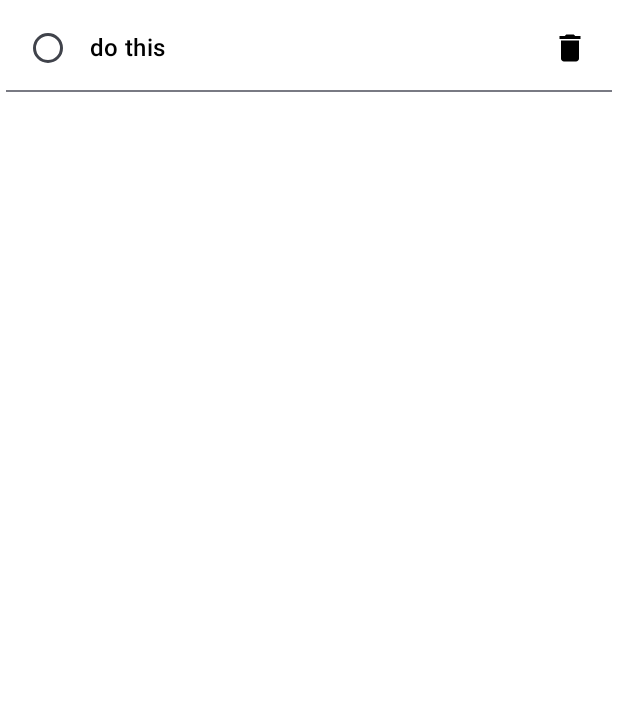
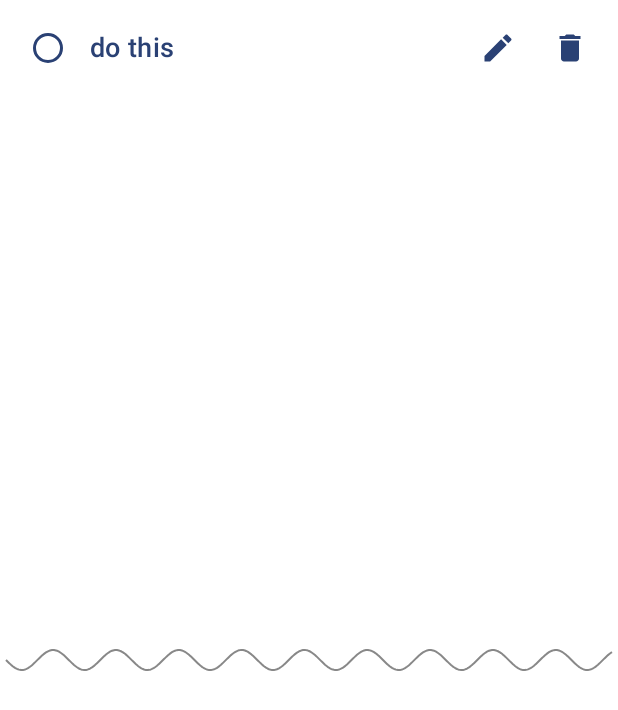
Before and after one commit to MinusMallard/MemoLog, an Android app built with Jetpack Compose: the @Preview function EntryCardPreview, on a phone screen of 412 x 824 dp. Shown: the top 710 px of the screen. Run offline under Robolectric (Android 15) with nearby library versions, the phone set to English and light mode, and no system bars; our stand-ins replace Room's generated code; 1 statement that could not run was skipped.

Commit message:
added multiple improvements

```diff
--- a/app/src/main/java/com/example/letsdo/ui/screen/HomeScreen.kt
+++ b/app/src/main/java/com/example/letsdo/ui/screen/HomeScreen.kt
@@ -1,35 +1,40 @@
 package com.example.letsdo.ui.screen
 
 
+import androidx.activity.compose.BackHandler
 import androidx.compose.animation.AnimatedVisibility
+import androidx.compose.foundation.background
 import androidx.compose.foundation.clickable
-import androidx.compose.foundation.gestures.scrollable
+import androidx.compose.foundation.interaction.MutableInteractionSource
 import androidx.compose.foundation.layout.Box
 import androidx.compose.foundation.layout.Column
 import androidx.compose.foundation.layout.ExperimentalLayoutApi
 import androidx.compose.foundation.layout.Row
 import androidx.compose.foundation.layout.Spacer
-import androidx.compose.foundation.layout.consumeWindowInsets
-import androidx.compose.foundation.layout.consumedWindowInsets
 import androidx.compose.foundation.layout.fillMaxSize
 import androidx.compose.foundation.layout.fillMaxWidth
-import androidx.compose.foundation.layout.height
 import androidx.compose.foundation.layout.padding
 import androidx.compose.foundation.lazy.LazyColumn
 import androidx.compose.foundation.lazy.items
-import androidx.compose.foundation.lazy.rememberLazyListState
 import androidx.compose.foundation.shape.RoundedCornerShape
 import androidx.compose.material.icons.Icons
 import androidx.compose.material.icons.filled.Add
+import androidx.compose.material.icons.filled.Create
+import androidx.compose.material.icons.filled.DateRange
 import androidx.compose.material.icons.filled.Delete
-import androidx.compose.material.icons.rounded.Search
-import androidx.compose.material3.Divider
+import androidx.compose.material.icons.filled.Edit
+import androidx.compose.material.icons.outlined.Create
+import androidx.compose.material.icons.outlined.DateRange
+import androidx.compose.material3.CircularProgressIndicator
 import androidx.compose.material3.ExperimentalMaterial3Api
 import androidx.compose.material3.FloatingActionButton
 import androidx.compose.material3.Icon
 import androidx.compose.material3.IconButton
 import androidx.compose.material3.MaterialTheme
 import androidx.compose.material3.MediumTopAppBar
+import androidx.compose.material3.NavigationBar
+import androidx.compose.material3.NavigationBarItem
+import androidx.compose.material3.NavigationBarItemDefaults
 import androidx.compose.material3.RadioButton
 import androidx.compose.material3.Scaffold
 import androidx.compose.material3.Text
@@ -57,53 +62,84 @@ import androidx.compose.ui.tooling.preview.Preview
 import androidx.compose.ui.unit.dp
 import androidx.compose.ui.unit.sp
 import androidx.lifecycle.viewmodel.compose.viewModel
+import androidx.navigation.NavController
+import androidx.navigation.compose.rememberNavController
 import com.example.letsdo.R
 import com.example.letsdo.data.Entry
 import com.example.letsdo.ui.AppViewModelProvider
+import com.example.letsdo.ui.navigation.BottomNavigationItem
 import com.example.letsdo.ui.navigation.NavDestination
 import com.example.letsdo.ui.theme.LetsDoTheme
-import com.example.letsdo.ui.viewmodel.HomeUiState
 import com.example.letsdo.ui.viewmodel.HomeViewModel
 import kotlinx.coroutines.launch
+import androidx.compose.material3.IconButtonDefaults
+import androidx.compose.material3.RadioButtonDefaults
+import androidx.compose.runtime.LaunchedEffect
+import androidx.compose.runtime.mutableIntStateOf
+import androidx.compose.runtime.remember
+import androidx.compose.ui.draw.drawWithCache
+import androidx.compose.ui.graphics.Color
+import androidx.compose.ui.graphics.Path
+import androidx.compose.ui.graphics.drawscope.Stroke
+import androidx.navigation.NavHostController
+import kotlinx.coroutines.delay
 
 
 object HomeDestination: NavDestination {
     override val route: String = "home"
 }
 
+val items = listOf(
+    BottomNavigationItem(
+        title = "Tasks",
+        selectedIcon = Icons.Filled.DateRange,
+        unselectedIcon = Icons.Outlined.DateRange,
+        route = HomeDestination.route
+    ),
+    BottomNavigationItem(
+        title = "Notes",
+        selectedIcon = Icons.Filled.Create,
+        unselectedIcon = Icons.Outlined.Create,
+        route = NoteDestination.route
+    )
+)
+
+
 
 @OptIn(ExperimentalMaterial3Api::class, ExperimentalLayoutApi::class)
 @Composable
 fun HomeScreen(
-    navigateToUpdateEntry: (Int) -> Unit,
     navigateToEnterEntry: () -> Unit,
-    modifier: Modifier = Modifier,
-    viewModel: HomeViewModel = viewModel(factory = AppViewModelProvider.Factory)
+    viewModel: HomeViewModel = viewModel(factory = AppViewModelProvider.Factory),
+    navController: NavController,
+    selectedItemIndex: Int = 0
 ) {
+
+    BackHandler(
+        onBack = {
+
+            navController.popBackStack()
+        }
+    )
     val coroutineScope = rememberCoroutineScope()
     val homeUiState by viewModel.homeUiState.collectAsState()
     val scrollBehavior = TopAppBarDefaults.enterAlwaysScrollBehavior(rememberTopAppBarState())
+
     Scaffold(
-
+        modifier = Modifier.nestedScroll(scrollBehavior.nestedScrollConnection),
         topBar = {
             MediumTopAppBar(
                 colors = TopAppBarDefaults.topAppBarColors(
-                    containerColor = MaterialTheme.colorScheme.primaryContainer,
+                    containerColor = MaterialTheme.colorScheme.background,
                     titleContentColor = MaterialTheme.colorScheme.primary,
                 ),
                 title = {
-                    Text(text = "All Notes",
+                    Text(text = "All Tasks",
+                        fontFamily = crimsonFontFamily,
                         fontWeight = FontWeight.Medium,
-                        fontSize = 36.sp,
+                        fontSize = 32.sp,
                         )},
-                navigationIcon = {
-                    IconButton(onClick = { /*TODO*/ },
-
-                        ){
-                        Icon(imageVector = Icons.Rounded.Search, contentDescription ="search screen")
-                    }
-                },
-
+                scrollBehavior = scrollBehavior
             )
         },
         floatingActionButton = {
@@ -119,8 +155,54 @@ fun HomeScreen(
                 )
             }
         },
+        bottomBar = {
+            NavigationBar(
+                containerColor = MaterialTheme.colorScheme.surface,
+                contentColor = MaterialTheme.colorScheme.onSurface
+            ) {
+                items.forEachIndexed { index, item ->
+                    NavigationBarItem(
+                        selected = selectedItemIndex == index,
+                        onClick = {
+                            navController.navigate(item.route)
+                        },
+                        icon = {
+                            Icon(
+                                imageVector = if (index == selectedItemIndex) {
+                                    item.selectedIcon
+                                } else {
+                                    item.unselectedIcon
+                                },
+                                contentDescription = null
+                            )
+                        },
+                        label = {
+                            Text(text = item.title)
+                        },
+                        colors = NavigationBarItemDefaults.colors(
+                            selectedIconColor = MaterialTheme.colorScheme.primary,
+                            selectedTextColor = MaterialTheme.colorScheme.primary,
+                            unselectedIconColor = MaterialTheme.colorScheme.primary,
+                            unselectedTextColor = MaterialTheme.colorScheme.primary,
+                            disabledIconColor = MaterialTheme.colorScheme.error,
+                            disabledTextColor = MaterialTheme.colorScheme.error
+                        )
+                    )
+                }
+
+            }
+        }
     ) { innerPadding ->
-        if (homeUiState.copy().entryList.isEmpty()) {
+        var showLoading by rememberSaveable { mutableStateOf(true) }
+        if (showLoading) {
+            LaunchedEffect(key1 = showLoading) {
+                if (showLoading) {
+                    delay(250) // Delay for 2 seconds
+                    showLoading = false
+                }
+            }
+            FullScreenLoadingIndicator(showLoading)
+        }else if (homeUiState.copy().entryList.isEmpty()) {
             Text(
                 text = stringResource(R.string.no_item_description),
                 modifier = Modifier
@@ -128,15 +210,20 @@ fun HomeScreen(
                     .fillMaxSize()
                 ,
                 textAlign = TextAlign.Center,
-                style = MaterialTheme.typography.titleLarge
+                style = MaterialTheme.typography.titleLarge,
+                fontFamily = crimsonFontFamily,
+                color = MaterialTheme.colorScheme.primary,
+                fontSize = 24.sp
             )
         } else {
-            LazyColumn(modifier = Modifier) {
-                item { Spacer(modifier = Modifier.padding(innerPadding)) }
+            LazyColumn(modifier = Modifier.padding(innerPadding)) {
+                //item { Spacer(modifier = Modifier) }
                 items (homeUiState.copy().entryList) { item->
                     Box(modifier = Modifier) {
                         Entry(
                             entry = item,
+                            navigateToEdit = {
+                                navController.navigate("${EntryDestination.route}/${it}")},
                             onMarked = { coroutineScope.launch {
                                 viewModel.updateEntry(it)
                             }},
@@ -153,8 +240,19 @@ fun HomeScreen(
     }
 }
 
-
-
+@Composable
+fun FullScreenLoadingIndicator(showLoading: Boolean) {
+    if (showLoading) {
+        Box(
+            contentAlignment = Alignment.Center,
+            modifier = Modifier
+                .fillMaxSize()
+                .background(Color.Black.copy(alpha = 0f))
+        ) {
+            CircularProgressIndicator(modifier = Modifier.align(Alignment.Center))
+        }
+    }
+}
 
 //@Composable
 //fun EntriesList(
@@ -281,6 +379,7 @@ fun Entry(
     onMarked:(Entry) -> Unit,
     modifier: Modifier = Modifier,
     onDelete:(Entry) -> Unit,
+    navigateToEdit: (Int) -> Unit,
 ) {
     var expanded by rememberSaveable { mutableStateOf(false) }
     var cardSelect by rememberSaveable { mutableStateOf(entry.marked)}
@@ -292,7 +391,11 @@ fun Entry(
                     enabled = !cardSelect,
                     onClick = {
                         expanded = !expanded
-                    }
+                    },
+                    interactionSource = remember {
+                        MutableInteractionSource()
+                    },
+                    indication = null
                 )
         ) {
             Row(
@@ -307,10 +410,14 @@ fun Entry(
                         onMarked(
                             entry.copy(marked = cardSelect)
                         )
-                        if (expanded == true){
+                        if (expanded){
                             expanded = !expanded
                         }
-                    }
+                    },
+                    colors = RadioButtonDefaults.colors(
+                        selectedColor = MaterialTheme.colorScheme.primary,
+                        unselectedColor = MaterialTheme.colorScheme.primary
+                    )
                 )
                 if (entry.title != "" && entry.title.isNotBlank() && entry.title.isNotEmpty()) {
                     if (!cardSelect) {
@@ -319,32 +426,12 @@ fun Entry(
                             style = MaterialTheme.typography.titleMedium,
                             modifier = modifier
                                 .padding(4.dp)
-                                .weight(1f)
-                        )
-                    } else {
-                        Text(
-                            text = buildAnnotatedString {
-                                withStyle(style = SpanStyle(textDecoration = TextDecoration.LineThrough)) {
-                                    append(entry.title)
-                                }
-                            },
-                            style = MaterialTheme.typography.titleMedium,
-                            modifier = modifier
-                                .padding(4.dp)
-                                .weight(1f)
-
-                        )
-                    }
-                } else {
-                    if (!cardSelect) {
-                        Text(
-                            text = entry.description,
-                            style = MaterialTheme.typography.titleMedium,
-                            modifier = modifier
-                                .padding(4.dp)
                                 .weight(1f),
-                            maxLines = 4,
-                            overflow = TextOverflow.Ellipsis
+                            fontSize = 18.sp,
+                            fontFamily = crimsonFontFamily,
+                            maxLines = 3,
+                            overflow = TextOverflow.Ellipsis,
+                            color = MaterialTheme.colorScheme.primary,
                         )
                     } else {
                         Text(
@@ -357,13 +444,65 @@ fun Entry(
                             modifier = modifier
                                 .padding(4.dp)
                                 .weight(1f),
+                            fontFamily = crimsonFontFamily,
+                            color = MaterialTheme.colorScheme.primary,
+                            maxLines = 3,
+                            overflow = TextOverflow.Ellipsis,
+                            fontSize = 18.sp
+
+                        )
+                    }
+                } else {
+                    if (!cardSelect) {
+                        Text(
+                            text = entry.description,
+                            style = MaterialTheme.typography.titleMedium,
+                            fontFamily = crimsonFontFamily,
+                            modifier = modifier
+                                .padding(4.dp)
+                                .weight(1f),
+                            maxLines = 3,
+                            overflow = TextOverflow.Ellipsis,
+                            color = MaterialTheme.colorScheme.primary,
+                            fontSize = 18.sp
+                        )
+                    } else {
+                        Text(
+                            text = buildAnnotatedString {
+                                withStyle(style = SpanStyle(textDecoration = TextDecoration.LineThrough)) {
+                                    append(entry.description)
+                                }
+                            },
+                            style = MaterialTheme.typography.titleMedium,
+                            fontFamily = crimsonFontFamily,
+                            modifier = modifier
+                                .padding(4.dp)
+                                .weight(1f),
                             maxLines = 4,
-                            overflow = TextOverflow.Ellipsis
+                            overflow = TextOverflow.Ellipsis,
+                            color = MaterialTheme.colorScheme.primary,
+                            fontSize = 18.sp
                         )
                     }
                 }
-
-                IconButton(onClick = { onDelete(entry) },) {
+                IconButton(
+                    onClick = { navigateToEdit(entry.id) },
+                    colors = IconButtonDefaults.iconButtonColors(
+                        contentColor = MaterialTheme.colorScheme.primary
+                    )
+                    ) {
+                    Icon(
+                        imageVector = Icons.Default.Edit,
+                        contentDescription = null
+                    )
+                }
+                IconButton(
+                    onClick = { onDelete(entry) },
+                    colors = IconButtonDefaults.iconButtonColors(
+                        contentColor = MaterialTheme.colorScheme.primary
+                    )
+                    )
+                {
                     Icon(
                         imageVector = Icons.Default.Delete,
                         contentDescription = null
@@ -377,70 +516,56 @@ fun Entry(
                     ) {
                         Text(text = entry.description,
                             style = MaterialTheme.typography.bodyLarge,
-                            modifier = modifier.padding(16.dp)
+                            modifier = modifier.padding(16.dp),
+                            color = MaterialTheme.colorScheme.primary
                         )
                     }
                 }
             }
-
-            Divider(Modifier.fillMaxWidth())
+            ThinWavyLine()
     }
 }
 
+@Composable
+fun ThinWavyLine() {
+    Spacer(
+        modifier = Modifier
+            .fillMaxWidth()
+            .drawWithCache {
+                val path = Path()
+                val amplitude = 10f // height of the wave
+                val frequency = 0.1f // how many waves in the canvas width
 
-//@Composable
-//fun SearchAction(
-//    modifier: Modifier = Modifier
-//) {
-//    var newEntry by rememberSavable {
-//        mutableStateOf("")
-//    }
-//    Box {
-//        OutlinedTextField(
-//            maxLines = 1,
-//            value = newEntry,
-//            onValueChange = {
-//                newEntry = it
-//            },
-//            modifier = modifier
-//                .padding(8.dp)
-//                .fillMaxWidth(),
-//            shape = RoundedCornerShape(10.dp),
-//            leadingIcon = {
-//                Icon(
-//                    imageVector = Icons.Outlined.Search,
-//                    tint = MaterialTheme.colorScheme.primary,
-//                    contentDescription = null
-//                )
-//            },
-//            placeholder = {
-//                Text(text = "search",color = MaterialTheme.colorScheme.primary)
-//            },
-//            colors = OutlinedTextFieldDefaults.colors(
-//                focusedBorderColor = MaterialTheme.colorScheme.primary,
-//                unfocusedBorderColor = MaterialTheme.colorScheme.primary
-//            )
-//        )
-//    }
-//}
+                // Start at the middle-left of the canvas
+                path.moveTo(0f, size.height / 2)
 
+                // Draw the wavy line
+                for (x in 0..size.width.toInt()) {
+                    val y = kotlin.math.sin(x * frequency) * amplitude + size.height / 2
+                    path.lineTo(x.toFloat(), y.toFloat())
+                }
+                onDrawBehind {
+                    drawPath(path, Color.Gray, style = Stroke(width = 2f))
+                }
+            }
+            .fillMaxSize()
+    )
+}
 
 @Preview(showBackground = true)
 @Composable
 fun EntryCardPreview(){
     LetsDoTheme {
         Entry(entry = Entry(id = 0,title = "do this", description =  "nothing", marked = false),
-            onMarked = {}, onDelete = {}
+            onMarked = {}, onDelete = {}, navigateToEdit = {}
         )
     }
 }
-
-
 
 @Preview(showBackground = true)
 @Composable
 fun HomeBodyPreview() {
     LetsDoTheme {
-        HomeScreen(navigateToEnterEntry = {}, navigateToUpdateEntry = {})
+        HomeScreen(navigateToEnterEntry = {}, navController = rememberNavController())
     }
 }
```
